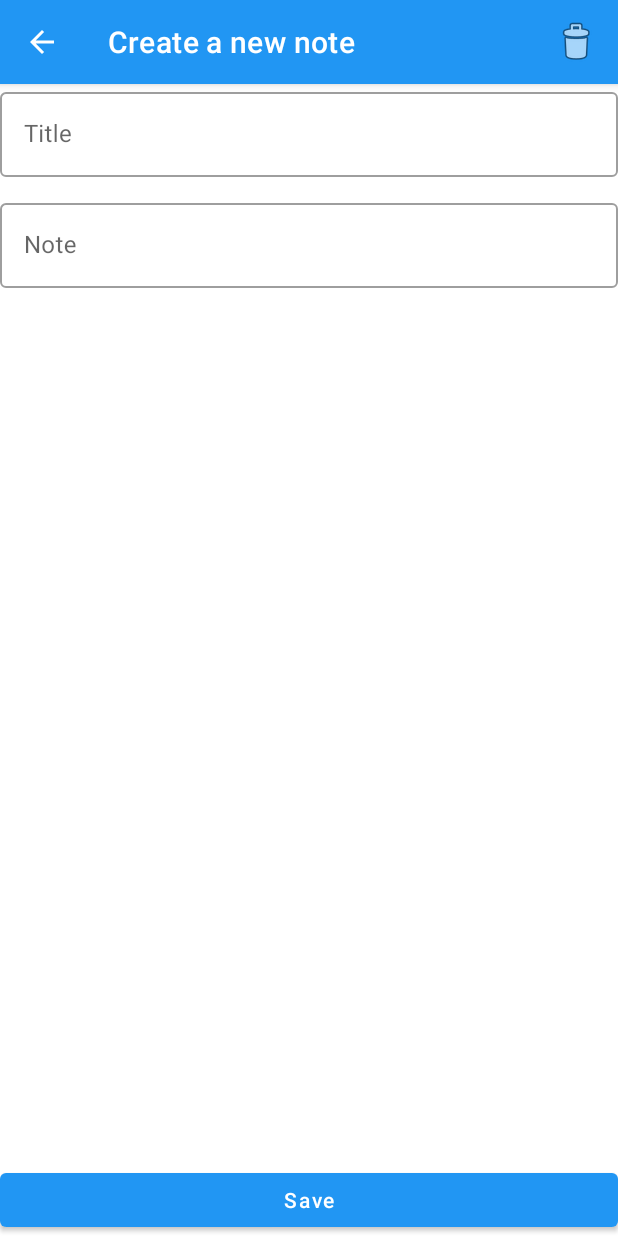
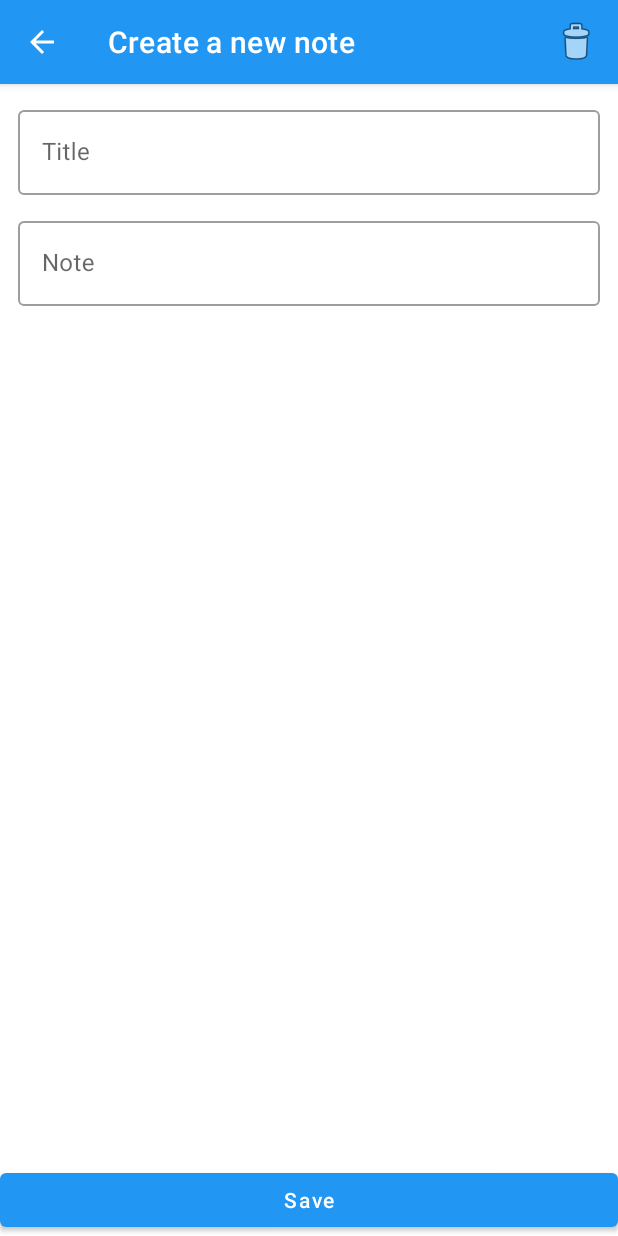
Before and after one commit to dev-dominionsoftware/personal_notes, an Android app: the NoteDetailsFragment screen opened through its navigation route, on a phone screen of 412 x 824 dp. Run offline under Robolectric (Android 15) with nearby library versions, the phone set to English and light mode, and no system bars; our stand-ins replace Dagger/Hilt's generated code, Room's generated code, Timber, data binding; libraries missing offline, so code that uses them is left out: me.tatarka.bindingcollectionadapter2; 3 statements that could not run were skipped.

Commit message:
Styled textinput

```diff
--- a/app/src/main/res/layout/fragment_note_details.xml
+++ b/app/src/main/res/layout/fragment_note_details.xml
@@ -37,10 +37,11 @@
 
             <com.google.android.material.textfield.TextInputLayout
                 android:id="@+id/noteTitleInputLayout"
-                style="@style/Widget.MaterialComponents.TextInputLayout.OutlinedBox"
+                style="@style/NoteDetailsTextInput"
                 android:layout_width="match_parent"
                 android:layout_height="wrap_content"
                 android:hint="@string/noteDetailsTitleHint"
+                android:paddingTop="@dimen/detailsPadding"
                 app:layout_constraintEnd_toEndOf="parent"
                 app:layout_constraintStart_toStartOf="parent"
                 app:layout_constraintTop_toTopOf="parent">
@@ -53,12 +54,11 @@
                     android:text="@={viewModel.titleObservable}" />
             </com.google.android.material.textfield.TextInputLayout>
 
-
             <ScrollView
                 android:id="@+id/dataScrollView"
                 android:layout_width="match_parent"
                 android:layout_height="0dp"
-                android:layout_marginTop="@dimen/noteDetailsTopMargin"
+                android:paddingTop="@dimen/detailsPadding"
                 app:layout_constraintBottom_toTopOf="@+id/saveButton"
                 app:layout_constraintEnd_toEndOf="parent"
                 app:layout_constraintStart_toStartOf="parent"
@@ -66,10 +66,11 @@
 
                 <com.google.android.material.textfield.TextInputLayout
                     android:id="@+id/noteDataInputLayout"
-                    style="@style/Widget.MaterialComponents.TextInputLayout.OutlinedBox"
+                    style="@style/NoteDetailsTextInput"
                     android:layout_width="match_parent"
                     android:layout_height="wrap_content"
-                    android:hint="@string/noteDetailsDataHint">
+                    android:hint="@string/noteDetailsDataHint"
+                    android:paddingTop="0dp">
 
                     <com.google.android.material.textfield.TextInputEditText
                         android:id="@+id/noteDataEditText"
--- a/app/src/main/res/values/dimens.xml
+++ b/app/src/main/res/values/dimens.xml
@@ -3,7 +3,6 @@
     <dimen name="listPadding_12">12dp</dimen>
     <dimen name="listItemTextSize_22">22sp</dimen>
     <dimen name="itemListPadding_16">16dp</dimen>
-    <dimen name="noteDetailsTopMargin">12dp</dimen>
     <dimen name="fabMargin">24dp</dimen>
     <dimen name="notesListItemHeight">56dp</dimen>
     <dimen name="itemListPaddingStartEnd">16dp</dimen>
@@ -14,4 +13,6 @@
     <dimen name="notesListItemSectionTextSize">14sp</dimen>
     <dimen name="letterInCircleViewSize">40dp</dimen>
     <dimen name="letterInCircleTextSize">18sp</dimen>
+    <dimen name="detailsTopPadding">12dp</dimen>
+    <dimen name="detailsPadding">12dp</dimen>
 </resources>
--- a/app/src/main/res/values/styles.xml
+++ b/app/src/main/res/values/styles.xml
@@ -25,4 +25,9 @@
         <item name="android:textSize">@dimen/notesListItemSectionTextSize</item>
         <item name="android:textStyle">bold</item>
     </style>
+
+    <style name="NoteDetailsTextInput" parent="Widget.MaterialComponents.TextInputLayout.OutlinedBox">
+        <item name="android:paddingStart">@dimen/detailsPadding</item>
+        <item name="android:paddingEnd">@dimen/detailsPadding</item>
+    </style>
 </resources>
```
